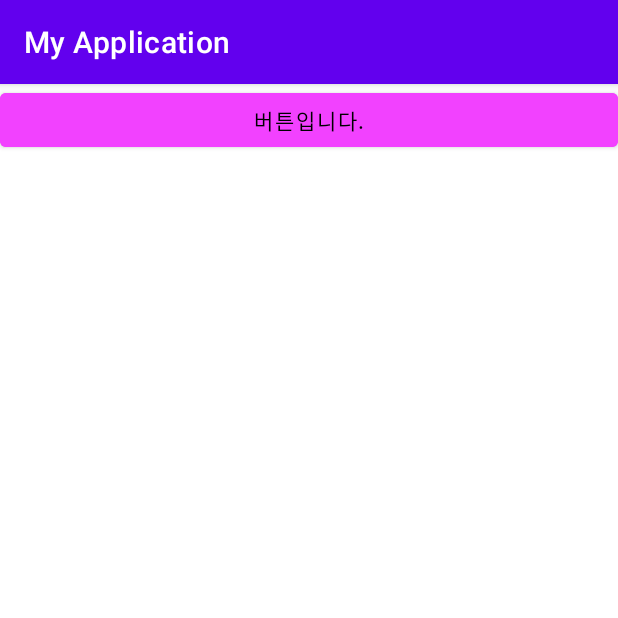
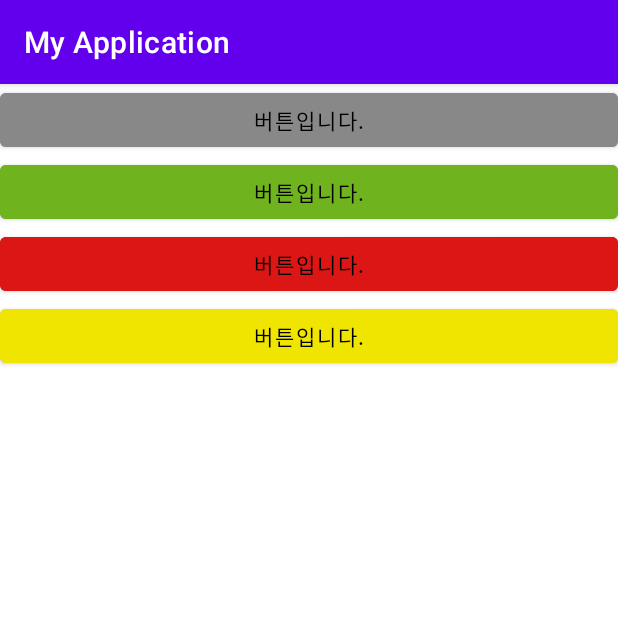
Before and after one commit to leehj24/Android_practice, an Android app: the screen it shows after launch (MainActivity), on a phone screen of 412 x 824 dp, the top half of it. Run offline under Robolectric (Android 15) with nearby library versions, the phone set to English and light mode, and no system bars.

Commit message:
android_3주차

```diff
--- a/app/src/main/res/layout/activity_main.xml
+++ b/app/src/main/res/layout/activity_main.xml
@@ -3,15 +3,41 @@
     xmlns:tools="http://schemas.android.com/tools"
     android:layout_width="match_parent"
     android:layout_height="match_parent"
+    android:orientation="vertical"
     tools:context=".MainActivity">
 
     <Button
+        android:id="@+id/button1"
         android:layout_width="match_parent"
         android:layout_height="wrap_content"
-        android:id="@+id/button1"
+        android:backgroundTint="#888888"
         android:text="@string/strBtn1"
-        android:backgroundTint="#F241FF"
         android:textColor="#000000">
+
     </Button>
 
+    <Button
+        android:id="@+id/button"
+        android:layout_width="match_parent"
+        android:layout_height="wrap_content"
+        android:backgroundTint="#6FB31E"
+        android:text="@string/strBtn2"
+        android:textColor="#000000" />
+
+    <Button
+        android:id="@+id/button2"
+        android:layout_width="match_parent"
+        android:layout_height="wrap_content"
+        android:backgroundTint="#DB1614"
+        android:text="@string/strBtn3"
+        android:textColor="#000000" />
+
+    <Button
+        android:id="@+id/button3"
+        android:layout_width="match_parent"
+        android:layout_height="wrap_content"
+        android:backgroundTint="#F0E500"
+        android:text="@string/strBtn4"
+        android:textColor="#000000" />
+
 </LinearLayout>
--- a/app/src/main/res/values/strings.xml
+++ b/app/src/main/res/values/strings.xml
@@ -1,4 +1,7 @@
 <resources>
     <string name="app_name">My Application</string>
     <string name="strBtn1">버튼입니다.</string>
+    <string name="strBtn2">버튼입니다.</string>
+    <string name="strBtn3">버튼입니다.</string>
+    <string name="strBtn4">버튼입니다.</string>
 </resources>
```
